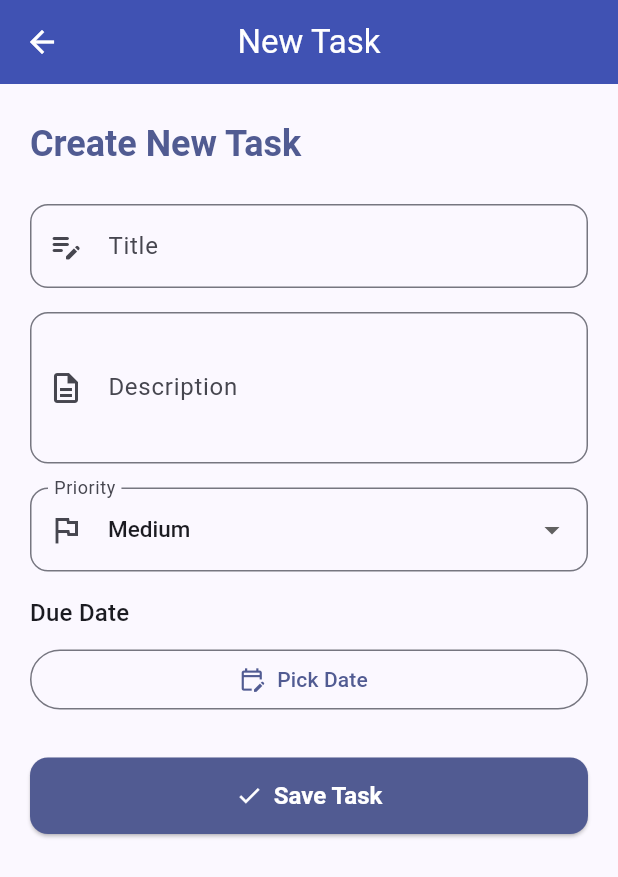
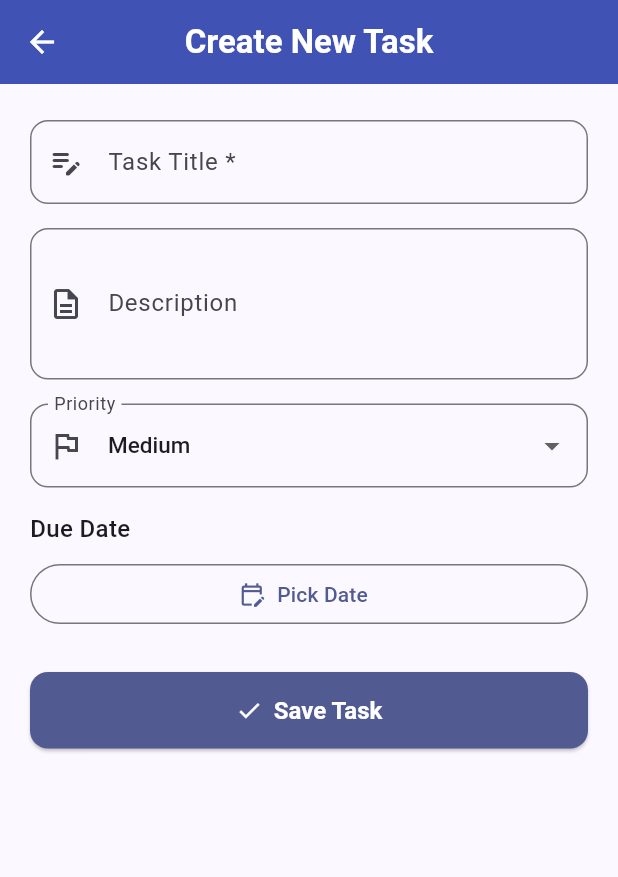
Before and after one commit to Thekaviji/todo_app, a Flutter app: the screen it shows after launch, after a tap on "New Task", on a phone screen of 412 x 824 dp. Shown: the top 877 px of the screen. Run offline on Flutter 3.47's test engine with Material 3 defaults, Android fonts, the phone set to English and light mode, and no system bars; our stand-ins replace bloc, equatable, flutter_bloc, google_fonts, hive, hive_flutter; accounts and stored records are empty.

Commit message:
applied Mont font globally and enhance text styles across Task UI

```diff
--- a/lib/main.dart
+++ b/lib/main.dart
@@ -30,7 +30,9 @@ class MyApp extends StatelessWidget {
   @override
   Widget build(BuildContext context) {
     return MaterialApp(
-      title: 'TODO App',
+      title: 'EB TODO APP',
+      debugShowCheckedModeBanner: false,
+
       theme: ThemeData(
         useMaterial3: true,
         colorScheme: ColorScheme.fromSeed(seedColor: Colors.indigo),
--- a/lib/presentation/pages/task_home_page.dart
+++ b/lib/presentation/pages/task_home_page.dart
@@ -1,12 +1,11 @@
 import 'package:flutter/material.dart';
 import 'package:flutter_bloc/flutter_bloc.dart';
-import 'package:todo_app/presentation/widgets/task_tile.dart';
-
+import 'package:google_fonts/google_fonts.dart';
 import '../bloc/task_bloc.dart';
 import '../bloc/task_event.dart';
 import '../bloc/task_state.dart';
 import '../widgets/TaskFormWidget.dart';
-
+import '../widgets/task_tile.dart';
 class TaskHomePage extends StatelessWidget {
   const TaskHomePage({super.key});
 
@@ -16,7 +15,7 @@ class TaskHomePage extends StatelessWidget {
 
     return Scaffold(
       appBar: AppBar(
-        title: const Text('My Tasks'),
+        title: Text('MY TASKS', style: GoogleFonts.roboto(fontWeight: FontWeight.normal, fontSize: 22)),
         actions: [
           PopupMenuButton<TaskFilter>(
             onSelected: (filter) => bloc.add(ChangeFilterEvent(filter)),
@@ -25,7 +24,7 @@ class TaskHomePage extends StatelessWidget {
               PopupMenuItem(value: TaskFilter.active, child: Text('Active')),
               PopupMenuItem(value: TaskFilter.completed, child: Text('Completed')),
             ],
-          )
+          ),
         ],
       ),
       body: BlocBuilder<TaskBloc, TaskState>(
@@ -33,7 +32,12 @@ class TaskHomePage extends StatelessWidget {
           if (state is TaskLoading) {
             return const Center(child: CircularProgressIndicator());
           } else if (state is TaskLoaded && state.tasks.isEmpty) {
-            return const Center(child: Text('No tasks yet. Tap "+" to add.'));
+            return Center(
+              child: Text(
+                'No tasks yet.',
+                style: GoogleFonts.roboto(fontSize: 16),
+              ),
+            );
           } else if (state is TaskLoaded) {
             return Scrollbar(
               radius: const Radius.circular(12),
@@ -50,26 +54,12 @@ class TaskHomePage extends StatelessWidget {
         },
       ),
       floatingActionButton: FloatingActionButton.extended(
-        onPressed: () {
-          Navigator.push(
-            context,
-            MaterialPageRoute(
-              builder: (_) => BlocProvider.value(
-                value: BlocProvider.of<TaskBloc>(context),
-                child: Scaffold(
-                  appBar: AppBar(title: const Text('New Task')),
-                  body: TaskFormWidget(
-                    onSaved: () {
-                      Navigator.pop(context);
-                    },
-                  ),
-                ),
-              ),
-            ),
-          );
-        },
+        onPressed: () => Navigator.push(
+          context,
+          MaterialPageRoute(builder: (_) => const TaskFormWidget()),
+        ),
         icon: const Icon(Icons.add),
-        label: const Text('New Task'),
+        label: Text('New Task', style: GoogleFonts.roboto(fontWeight: FontWeight.w600)),
       ),
     );
   }
--- a/lib/presentation/widgets/TaskFormWidget.dart
+++ b/lib/presentation/widgets/TaskFormWidget.dart
@@ -1,5 +1,6 @@
 import 'package:flutter/material.dart';
 import 'package:flutter_bloc/flutter_bloc.dart';
+import 'package:google_fonts/google_fonts.dart';
 
 import '../../models/task.dart';
 import '../bloc/task_bloc.dart';
@@ -43,33 +44,29 @@ class _TaskFormWidgetState extends State<TaskFormWidget> {
   Widget build(BuildContext context) {
     final bloc = context.read<TaskBloc>();
 
-    return Form(
+    return Scaffold(
+      appBar: AppBar(
+        title: Text(
+          widget.task == null ? 'Create New Task' : 'Update Task',
+          style: GoogleFonts.roboto(fontWeight: FontWeight.w600),
+        ),
+      ),
+      body: Form(
         key: formKey,
         child: ListView(
           padding: const EdgeInsets.symmetric(horizontal: 20, vertical: 24),
-        shrinkWrap: true,
           children: [
-          Text(
-            widget.task == null ? 'Create New Task' : 'Update Task',
-            style: Theme.of(context).textTheme.headlineSmall?.copyWith(
-              fontWeight: FontWeight.w600,
-              color: Theme.of(context).colorScheme.primary,
-            ),
-          ),
-          const SizedBox(height: 24),
-
             TextFormField(
               controller: titleCtrl,
               decoration: InputDecoration(
-              labelText: 'Title',
+                labelText: 'Task Title *',
                 prefixIcon: const Icon(Icons.edit_note_rounded),
                 border: OutlineInputBorder(borderRadius: BorderRadius.circular(12)),
               ),
-            style: const TextStyle(fontSize: 16),
+              style: GoogleFonts.roboto(fontSize: 16),
               validator: (v) => v!.trim().isEmpty ? 'Please enter title' : null,
             ),
             const SizedBox(height: 16),
-
             TextFormField(
               controller: descCtrl,
               maxLines: 3,
@@ -78,10 +75,9 @@ class _TaskFormWidgetState extends State<TaskFormWidget> {
                 prefixIcon: const Icon(Icons.description_outlined),
                 border: OutlineInputBorder(borderRadius: BorderRadius.circular(12)),
               ),
-            style: const TextStyle(fontSize: 15),
+              style: GoogleFonts.roboto(fontSize: 15),
             ),
             const SizedBox(height: 16),
-
             DropdownButtonFormField<TaskPriority>(
               value: priority,
               decoration: InputDecoration(
@@ -89,48 +85,36 @@ class _TaskFormWidgetState extends State<TaskFormWidget> {
                 prefixIcon: const Icon(Icons.flag_outlined),
                 border: OutlineInputBorder(borderRadius: BorderRadius.circular(12)),
               ),
-            style: TextStyle(
-              fontSize: 15,
-              color: Theme.of(context).colorScheme.onSurface,
-            ),
+              style: GoogleFonts.roboto(fontSize: 15, color: Theme.of(context).colorScheme.onSurface),
               items: TaskPriority.values.map((p) {
                 return DropdownMenuItem(
                   value: p,
                   child: Text(
                     p.name[0].toUpperCase() + p.name.substring(1),
-                  style: TextStyle(
-                    fontWeight: FontWeight.w500,
-                    color: Theme.of(context).colorScheme.onSurface,
-                  ),
+                    style: GoogleFonts.roboto(fontWeight: FontWeight.w500, color: Theme.of(context).colorScheme.onSurface),
                   ),
                 );
               }).toList(),
               onChanged: (val) => setState(() => priority = val!),
             ),
             const SizedBox(height: 16),
-
             Text(
               'Due Date',
-            style: Theme.of(context).textTheme.titleMedium?.copyWith(
-              fontWeight: FontWeight.w500,
-            ),
+              style: GoogleFonts.roboto(fontWeight: FontWeight.w500, fontSize: 16),
             ),
             const SizedBox(height: 8),
-
             Row(
               children: [
                 if (dueDate != null)
                   Chip(
                     label: Text(
                       '${dueDate!.day}/${dueDate!.month}/${dueDate!.year}',
-                    style: const TextStyle(color: Colors.white),
+                      style: GoogleFonts.roboto(color: Colors.white),
                     ),
                     backgroundColor: Theme.of(context).colorScheme.primary,
                     avatar: const Icon(Icons.calendar_today, color: Colors.white),
                   ),
-
                 if (dueDate != null) const SizedBox(width: 8),
-
                 Expanded(
                   child: OutlinedButton.icon(
                     icon: const Icon(Icons.edit_calendar_outlined),
@@ -160,7 +144,6 @@ class _TaskFormWidgetState extends State<TaskFormWidget> {
                     },
                   ),
                 ),
-
                 if (dueDate != null)
                   IconButton(
                     icon: const Icon(Icons.clear),
@@ -170,12 +153,14 @@ class _TaskFormWidgetState extends State<TaskFormWidget> {
               ],
             ),
             const SizedBox(height: 28),
-
             SizedBox(
               width: double.infinity,
               child: ElevatedButton.icon(
                 icon: const Icon(Icons.check),
-              label: Text(widget.task == null ? 'Save Task' : 'Update Task'),
+                label: Text(
+                  widget.task == null ? 'Save Task' : 'Update Task',
+                  style: GoogleFonts.roboto(fontWeight: FontWeight.w600),
+                ),
                 style: ElevatedButton.styleFrom(
                   backgroundColor: Theme.of(context).colorScheme.primary,
                   foregroundColor: Colors.white,
@@ -200,10 +185,13 @@ class _TaskFormWidgetState extends State<TaskFormWidget> {
                   }
 
                   if (widget.onSaved != null) widget.onSaved!();
+
+                  Navigator.pop(context);
                 },
               ),
-          )
+            ),
           ],
+        ),
       ),
     );
   }
--- a/pubspec.yaml
+++ b/pubspec.yaml
@@ -36,6 +36,7 @@ dependencies:
   uuid: ^3.0.7
   equatable: ^2.0.5
   google_fonts: ^6.3.0
+  flutter_launcher_icons: ^0.14.4
 
 dev_dependencies:
   hive_generator: ^1.1.3
```
Also changed, not shown: lib/presentation/widgets/task_tile.dart (+23 -32 lines), assets/logo/app_icon.png (added), pubspec.lock, 5 other files. Lines whose indentation alone changed are shown as unchanged.
